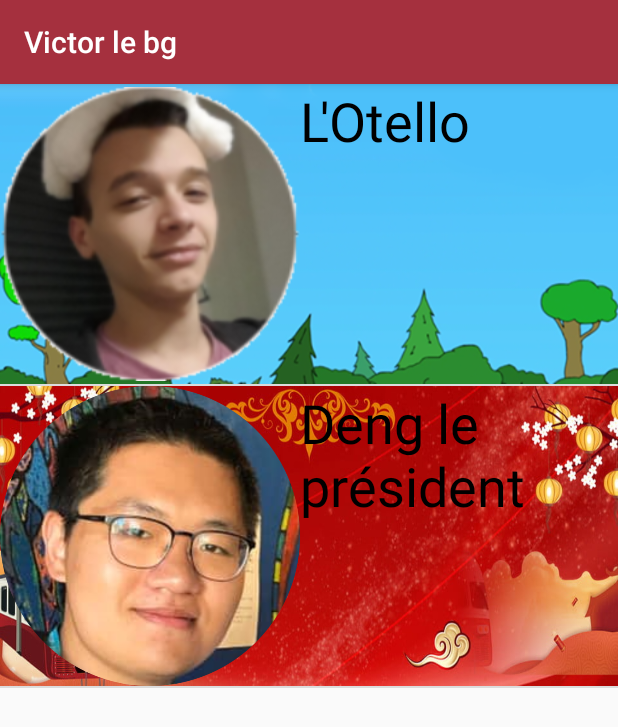
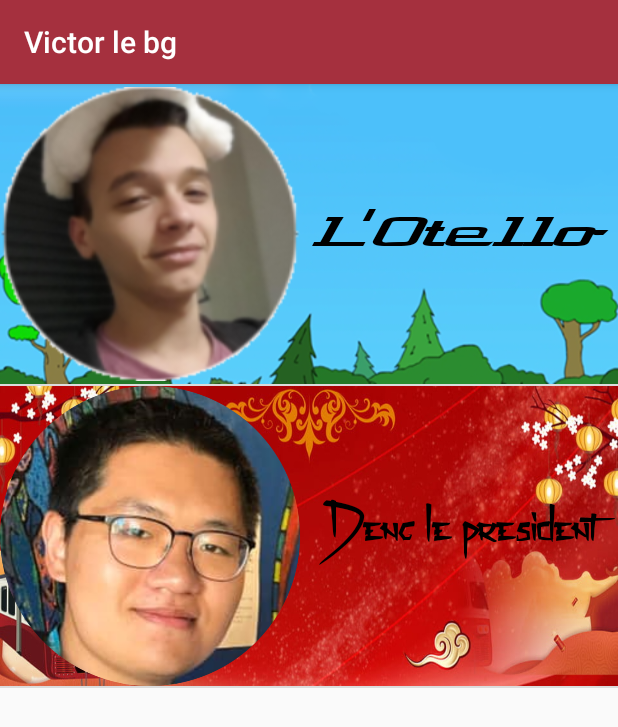
Before and after one commit to Batoch/androidyouyou, an Android app: the screen it shows after launch (CatalogActivity), on a phone screen of 412 x 824 dp. Shown: the top 727 px of the screen. Run offline under Robolectric (Android 15) with nearby library versions, the phone set to English and light mode, and no system bars.

Commit message:
Tout marche bien maintenant

```diff
--- a/app/src/main/java/com/plaisir/victor/CatalogActivity.kt
+++ b/app/src/main/java/com/plaisir/victor/CatalogActivity.kt
@@ -1,9 +1,8 @@
 package com.plaisir.victor
 
 import android.os.Bundle
-import android.view.LayoutInflater
 import android.view.View
-import android.view.ViewGroup
+import android.widget.Toast
 import androidx.appcompat.app.AppCompatActivity
 import androidx.recyclerview.widget.DividerItemDecoration
 import androidx.recyclerview.widget.LinearLayoutManager
@@ -20,8 +19,8 @@ class CatalogActivity : AppCompatActivity() {
         super.onCreate(savedInstanceState)
         setContentView(R.layout.activity_catalog)
 
-        idols.add(IdolModel(1,"L'Otello", R.drawable.idol_background, R.drawable.otello_lapin, 0, 22))
-        idols.add(IdolModel(2,"Deng le président", R.drawable.background_china, R.drawable.deng, 0, 25))
+        idols.add(IdolModel(1, "L'Otello", R.drawable.idol_background, R.drawable.otello_lapin, 0, 22, "wideg", 36F, "YouActivity"))
+        idols.add(IdolModel(2, "Deng le president", R.drawable.background_china, R.drawable.deng, 0, 25, "zenzai", 38F, "DengActivity"))
 
         this.rcvIdols = findViewById(R.id.a_catalog)
         this.rcvIdols.adapter = IdolAdapter(idols)
@@ -33,5 +32,16 @@ class CatalogActivity : AppCompatActivity() {
 
     }
 
+    fun idolClic(view: View) {
+        val message = "fdg"
+//        val intent = Intent(this, YouActivity::class.java).apply {
+//            putExtra(EXTRA_MESSAGE, message)
+//        }
+//        IdolAdapter(idols).isFavorite()
+        Toast.makeText(this, "Not implemented yet", Toast.LENGTH_SHORT).show()
+//        startActivity(Intent(this@CatalogActivity, YouActivity::class.java))
+//        startActivity(intent)
+
+    }
 
 }
--- a/app/src/main/java/com/plaisir/victor/IdolAdapter.kt
+++ b/app/src/main/java/com/plaisir/victor/IdolAdapter.kt
@@ -1,7 +1,9 @@
 package com.plaisir.victor
 
 import android.content.Context
+import android.content.Intent
 import android.content.SharedPreferences
+import android.graphics.Typeface
 import android.view.LayoutInflater
 import android.view.ViewGroup
 import androidx.recyclerview.widget.RecyclerView
@@ -11,30 +13,36 @@ class IdolAdapter(
         private val idols: ArrayList<IdolModel>
 ) : RecyclerView.Adapter<IdolViewHolder>() {
 
-    private lateinit var eContext: Context
+    private lateinit var mContext: Context
     private lateinit var prefs: SharedPreferences
+    private lateinit var name: String
 
     override fun onCreateViewHolder(parent: ViewGroup, viewType: Int): IdolViewHolder {
-        eContext = parent.context
+        mContext = parent.context
 
         val rowView = LayoutInflater.from(parent.context).inflate(R.layout.element_idol, parent, false)
         return IdolViewHolder(rowView)
     }
 
+
     override fun onBindViewHolder(holder: IdolViewHolder, position: Int) {
-        val (id, name, img_background, img_icon) = idols[position]
+        val (id, name, img_background, img_icon, access_lv, age, police, policesize, activity) = idols[position]
+        this.name = name
+        val face = Typeface.createFromAsset(mContext.assets, "font/$police.ttf")
 
         holder.txvIdolName.text = name
+        holder.txvIdolName.typeface = face
+        holder.txvIdolName.textSize = policesize
         holder.imvIdol.setImageResource(img_icon)
+
         holder.imvBackground.setImageResource(img_background)
-
-//        ((selector_view.getAdapter() as SimpleTabPagerAdapter).getItem(position) as ImageView).setBackgroundResource(R.drawable.p_photo_marked)
+        holder.imvBackground.setOnClickListener {
+                val intent = Intent(mContext, Class.forName("com.plaisir.victor.$activity"))
+                mContext.startActivity(intent) }
+    }
 
 
-        //Toast.makeText(eContext, "favList : $isFavoriteVal", Toast.LENGTH_SHORT).show()
-    }
-
-    private fun isFavorite(id: String, favoriteList: Set<String>): Boolean {
+    fun isFavorite(id: String, favoriteList: Set<String>): Boolean {
         favoriteList.forEach {
             if (it == id)
                 return true
@@ -42,8 +50,14 @@ class IdolAdapter(
         return false
     }
 
+    fun name(): String{
+        return name
+    }
+
     override fun getItemCount(): Int {
         return this.idols.size
+    }
 
-    }
+
+
 }
--- a/app/src/main/java/com/plaisir/victor/IdolModel.kt
+++ b/app/src/main/java/com/plaisir/victor/IdolModel.kt
@@ -1,13 +1,15 @@
 package com.plaisir.victor
 
-import android.widget.ImageView
 import java.io.Serializable
 
-data class IdolModel (
-    val ID : Number,
-    val name : String,
-    val img_background : Int,
-    val img_icon : Int,
-    val access_lv : Number,
-    val age : Number
+data class IdolModel(
+        val ID: Number,
+        val name: String,
+        val img_background: Int,
+        val img_icon: Int,
+        val access_lv: Number,
+        val age: Number,
+        val police: String,
+        val policesize: Float,
+        val activityname: String
 ) : Serializable
--- a/app/src/main/java/com/plaisir/victor/IdolViewHolder.kt
+++ b/app/src/main/java/com/plaisir/victor/IdolViewHolder.kt
@@ -1,7 +1,6 @@
 package com.plaisir.victor
 
 import android.view.View
-import android.widget.ImageButton
 import android.widget.ImageView
 import android.widget.TextView
 import androidx.recyclerview.widget.RecyclerView
--- a/app/src/main/java/com/plaisir/victor/YouActivity.kt
+++ b/app/src/main/java/com/plaisir/victor/YouActivity.kt
@@ -1,6 +1,5 @@
 package com.plaisir.victor
 
-import android.annotation.SuppressLint
 import android.content.Intent
 import android.os.Bundle
 import android.view.Menu
@@ -43,7 +42,6 @@ class YouActivity : AppCompatActivity() {
     }
 
     /** POUR LE MENU DE LA TOOLBAR */
-    @SuppressLint("ResourceType")
     override fun onCreateOptionsMenu(menu: Menu?): Boolean {
         menuInflater.inflate(R.layout.menu, menu)
         return super.onCreateOptionsMenu(menu)
--- a/app/src/main/res/layout/element_idol.xml
+++ b/app/src/main/res/layout/element_idol.xml
@@ -10,14 +10,15 @@
         android:layout_width="match_parent"
         android:layout_height="match_parent"
         android:scaleType="fitXY"
-        android:contentDescription="Background"
+        android:contentDescription="@string/background_desc"
         android:adjustViewBounds="true"
-        android:onClick="Idol" />
+        android:onClick="idolClic" />
 
     <LinearLayout
         android:layout_width="match_parent"
         android:layout_height="match_parent"
         android:orientation="horizontal">
+
         <ImageView
             android:id="@+id/e_idol_img"
             android:layout_width="@dimen/idol_img_frame"
@@ -27,12 +28,14 @@
 
         <TextView
             android:id="@+id/e_idol_txt_name"
-            android:layout_width="wrap_content"
-            android:layout_height="wrap_content"
+            android:layout_width="match_parent"
+            android:layout_height="match_parent"
+            android:gravity="center"
             android:contentDescription="@string/e_txt_idol"
+            android:fontFamily="sans-serif"
             android:text="Otello"
             android:textColor="@android:color/black"
-            android:textSize="36sp"
+            android:textSize="38sp"
             app:layout_constraintTop_toTopOf="@id/e_idol_img" />
 
     </LinearLayout>
--- a/app/src/main/res/values/strings.xml
+++ b/app/src/main/res/values/strings.xml
@@ -8,7 +8,7 @@
     values-round/strings.xml for round devices.
     -->
     <string name="hello_world">Hello Square World!</string>
-    <string name="la_bite" >la bite</string>
+    <string name="la_bite">la bite</string>
     <string name="victorheureux">victorheureux</string>
     <string name="CalmerVictor">Calmer victor</string>
     <string name="love_theme">love_theme</string>
@@ -16,4 +16,5 @@
     <string name="dose_de_plaisir">DOSE DE PLAISIR : </string>
     <string name="img_idol">img_idol</string>
     <string name="e_txt_idol">e_idol_name</string>
+    <string name="background_desc">Background</string>
 </resources>
```
Also changed, not shown: app/src/main/AndroidManifest.xml (+6 -1 lines), app/src/main/java/com/plaisir/victor/DengActivity.kt (added, +11 -0 lines), app/src/main/res/layout/activity_deng.xml (added, +9 -0 lines), app/src/main/assets/font/wideg.ttf (added), app/src/main/assets/font/zenzai.ttf (added).
